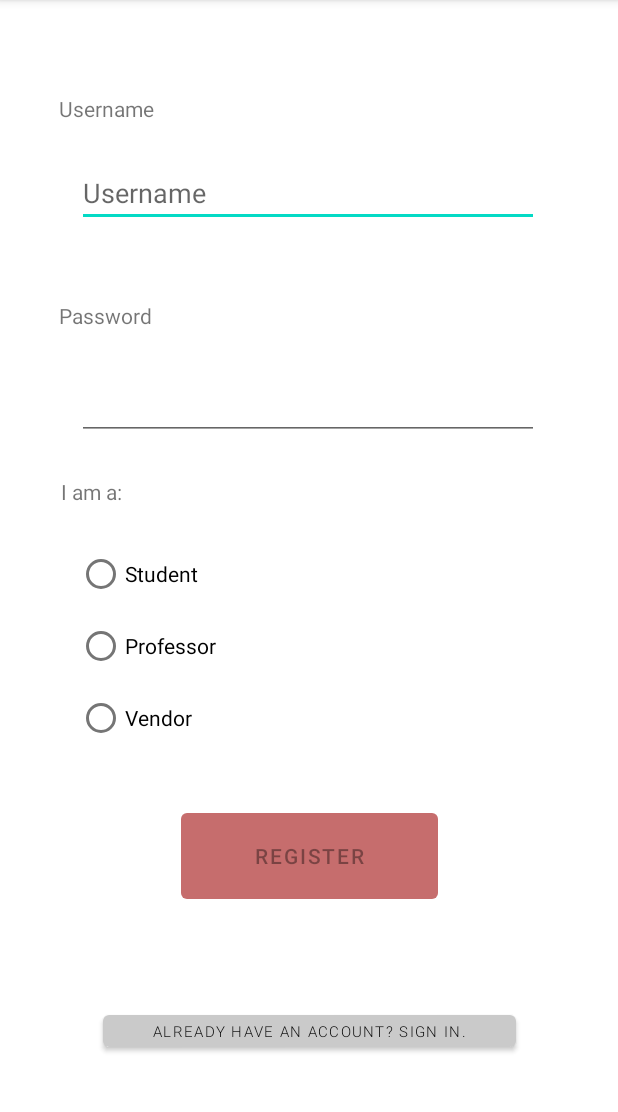
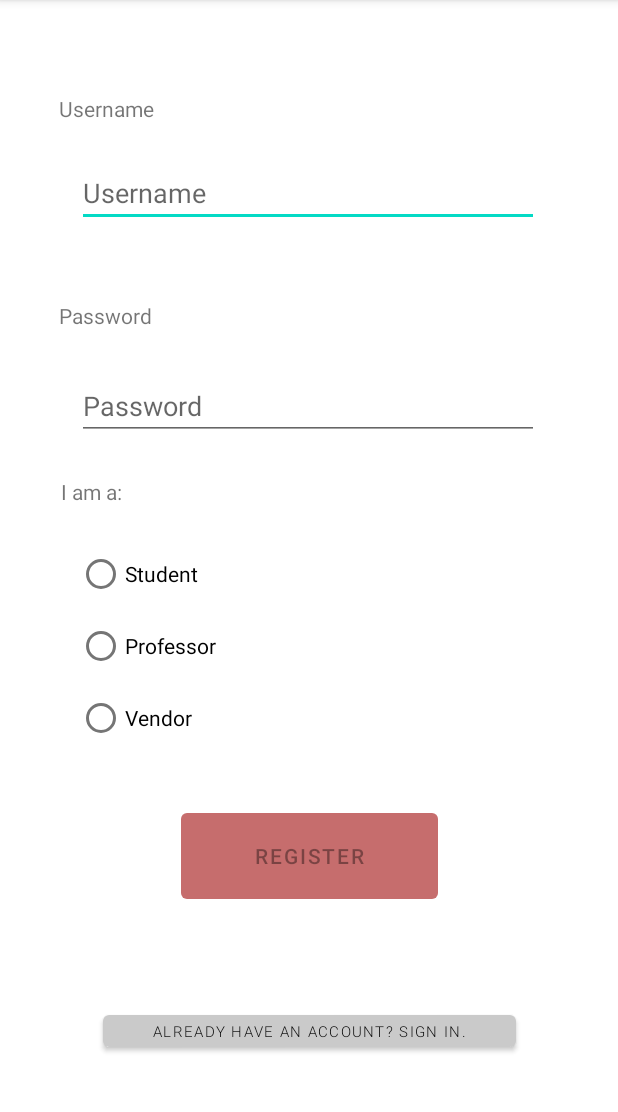
Before and after one commit to IzakVillanueva/EasyMapua, an Android app: the Register screen opened directly, with no data from a screen before it, on a phone screen of 412 x 824 dp, the part 84-1196 px from its top. Run offline under Robolectric (Android 15) with nearby library versions, the phone set to English and light mode, and no system bars.

```diff
--- a/app/build.gradle
+++ b/app/build.gradle
@@ -37,4 +37,5 @@ dependencies {
     testImplementation 'junit:junit:4.+'
     androidTestImplementation 'androidx.test.ext:junit:1.1.2'
     androidTestImplementation 'androidx.test.espresso:espresso-core:3.3.0'
+    implementation 'com.github.VishnuSivadasVS:Advanced-HttpURLConnection:1.2'
 }
--- a/app/src/main/res/layout/activity_register.xml
+++ b/app/src/main/res/layout/activity_register.xml
@@ -10,7 +10,7 @@
         android:id="@+id/LoginText"
         android:layout_width="wrap_content"
         android:layout_height="wrap_content"
-        android:text="Username"
+        android:text="@string/username"
         android:selectAllOnFocus="true"
         app:layout_constraintBottom_toBottomOf="parent"
         app:layout_constraintHorizontal_bias="0.113"
@@ -24,7 +24,7 @@
         android:layout_width="308dp"
         android:layout_height="wrap_content"
         android:layout_marginTop="24dp"
-        android:hint="Username"
+        android:hint="@string/username"
         app:layout_constraintEnd_toEndOf="parent"
         app:layout_constraintHorizontal_bias="0.495"
         app:layout_constraintStart_toStartOf="parent"
@@ -35,7 +35,7 @@
         android:layout_width="wrap_content"
         android:layout_height="wrap_content"
         android:selectAllOnFocus="true"
-        android:text="Password"
+        android:text="@string/password"
         app:layout_constraintBottom_toBottomOf="parent"
         app:layout_constraintHorizontal_bias="0.112"
         app:layout_constraintLeft_toLeftOf="parent"
@@ -49,6 +49,7 @@
         android:layout_height="wrap_content"
         android:layout_marginTop="28dp"
         android:ems="10"
+        android:hint="@string/password"
         android:inputType="textPassword"
         android:selectAllOnFocus="true"
         app:layout_constraintEnd_toEndOf="parent"
@@ -63,7 +64,7 @@
         android:layout_marginTop="536dp"
         android:enabled="false"
         android:gravity="center"
-        android:text="Register"
+        android:text="@string/register"
         app:backgroundTint="#C66D6D"
         app:layout_constraintLeft_toLeftOf="parent"
         app:layout_constraintRight_toRightOf="parent"
@@ -73,7 +74,7 @@
         android:id="@+id/textView2"
         android:layout_width="wrap_content"
         android:layout_height="wrap_content"
-        android:text="I am a:"
+        android:text="@string/i_am_a"
         app:layout_constraintBottom_toBottomOf="parent"
         app:layout_constraintEnd_toEndOf="parent"
         app:layout_constraintHorizontal_bias="0.11"
@@ -98,21 +99,21 @@
             android:layout_width="wrap_content"
             android:layout_height="wrap_content"
             android:onClick="onRadioButtonClicked"
-            android:text="Student" />
+            android:text="@string/student" />
 
         <RadioButton
             android:id="@+id/ProfessorRbt"
             android:layout_width="wrap_content"
             android:layout_height="wrap_content"
             android:onClick="onRadioButtonClicked"
-            android:text="Professor" />
+            android:text="@string/professor" />
 
         <RadioButton
             android:id="@+id/VendorRbt"
             android:layout_width="wrap_content"
             android:layout_height="wrap_content"
             android:onClick="onRadioButtonClicked"
-            android:text="Vendor" />
+            android:text="@string/vendor" />
     </RadioGroup>
 
     <Button
--- a/app/src/main/res/values/strings.xml
+++ b/app/src/main/res/values/strings.xml
@@ -1,3 +1,11 @@
 <resources>
     <string name="app_name">EasyMapua</string>
+    <string name="username">Username</string>
+    <string name="password">Password</string>
+    <string name="login">Login</string>
+    <string name="register">Register</string>
+    <string name="i_am_a">I am a:</string>
+    <string name="student">Student</string>
+    <string name="professor">Professor</string>
+    <string name="vendor">Vendor</string>
 </resources>
--- a/build.gradle
+++ b/build.gradle
@@ -3,6 +3,8 @@ buildscript {
     repositories {
         google()
         jcenter()
+        mavenCentral()
+        maven { url "https://jitpack.io" }
     }
     dependencies {
         classpath "com.android.tools.build:gradle:4.1.2"
@@ -16,6 +18,7 @@ allprojects {
     repositories {
         google()
         jcenter()
+        maven { url "https://jitpack.io" }
     }
 }
 
```
Also changed, not shown: app/src/main/res/layout/activity_login.xml (+5 -4 lines).
